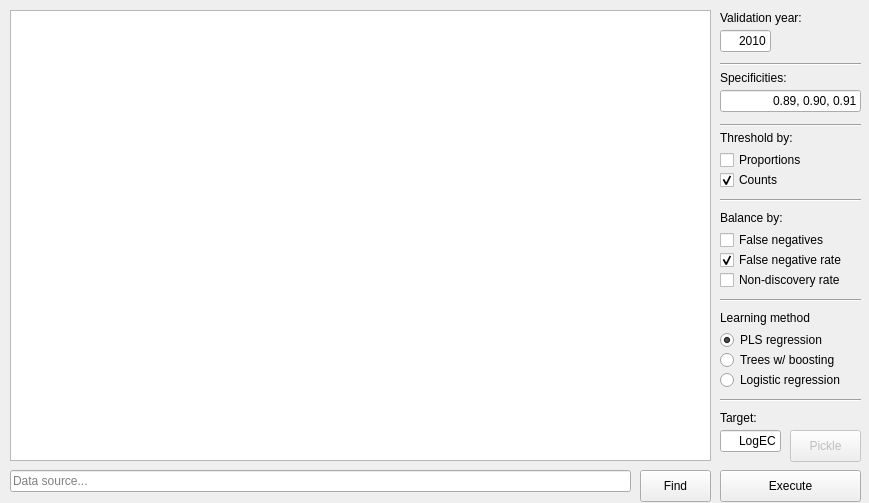
Above: GLRI/code/ModelBuilder/modelbuilder.ui from mnfienen/beach_gui before the change. Below: the same form after it.
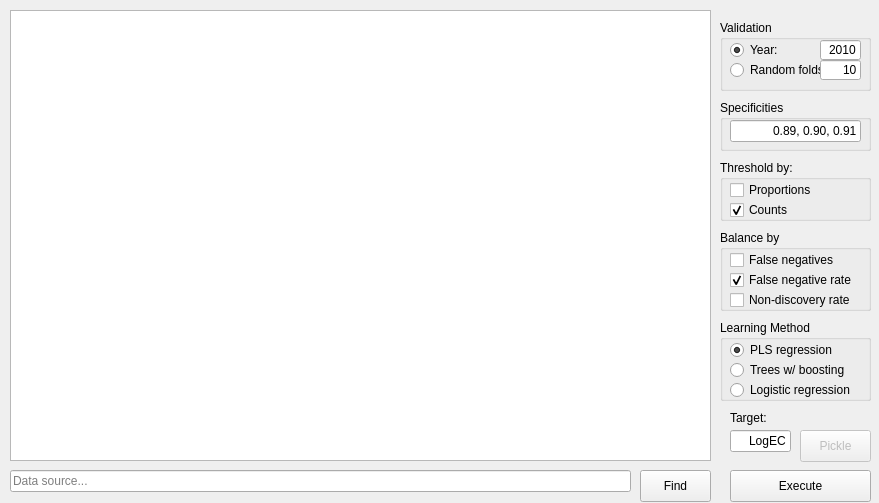
That is the form after the change.

Commit message: Added cross-validation on random folds (instead of validating against a given year).

```diff
--- a/GLRI/code/ModelBuilder/modelbuilder.ui
+++ b/GLRI/code/ModelBuilder/modelbuilder.ui
@@ -6,7 +6,7 @@
    <rect>
     <x>0</x>
     <y>0</y>
-    <width>869</width>
+    <width>879</width>
     <height>503</height>
    </rect>
   </property>
@@ -16,7 +16,7 @@
   <widget class="QPushButton" name="pushButton_Execute">
    <property name="geometry">
     <rect>
-     <x>720</x>
+     <x>730</x>
      <y>470</y>
      <width>141</width>
      <height>32</height>
@@ -29,54 +29,6 @@
     <bool>false</bool>
    </property>
   </widget>
-  <widget class="QRadioButton" name="radioButton_Logistic">
-   <property name="geometry">
-    <rect>
-     <x>720</x>
-     <y>370</y>
-     <width>141</width>
-     <height>20</height>
-    </rect>
-   </property>
-   <property name="text">
-    <string>Logistic regression</string>
-   </property>
-   <property name="checked">
-    <bool>false</bool>
-   </property>
-  </widget>
-  <widget class="QRadioButton" name="radioButton_Boost">
-   <property name="geometry">
-    <rect>
-     <x>720</x>
-     <y>350</y>
-     <width>141</width>
-     <height>20</height>
-    </rect>
-   </property>
-   <property name="text">
-    <string>Trees w/ boosting</string>
-   </property>
-   <property name="checked">
-    <bool>false</bool>
-   </property>
-  </widget>
-  <widget class="QRadioButton" name="radioButton_PLS">
-   <property name="geometry">
-    <rect>
-     <x>720</x>
-     <y>330</y>
-     <width>131</width>
-     <height>20</height>
-    </rect>
-   </property>
-   <property name="text">
-    <string>PLS regression</string>
-   </property>
-   <property name="checked">
-    <bool>true</bool>
-   </property>
-  </widget>
   <widget class="QLineEdit" name="lineEdit_path">
    <property name="geometry">
     <rect>
@@ -103,252 +55,10 @@
     </rect>
    </property>
   </widget>
-  <widget class="QCheckBox" name="checkBox_tCounts">
-   <property name="geometry">
-    <rect>
-     <x>720</x>
-     <y>170</y>
-     <width>87</width>
-     <height>20</height>
-    </rect>
-   </property>
-   <property name="text">
-    <string>Counts</string>
-   </property>
-   <property name="checked">
-    <bool>true</bool>
-   </property>
-  </widget>
-  <widget class="QCheckBox" name="checkBox_tProps">
-   <property name="geometry">
-    <rect>
-     <x>720</x>
-     <y>150</y>
-     <width>101</width>
-     <height>20</height>
-    </rect>
-   </property>
-   <property name="text">
-    <string>Proportions</string>
-   </property>
-  </widget>
-  <widget class="QLabel" name="label">
-   <property name="geometry">
-    <rect>
-     <x>720</x>
-     <y>130</y>
-     <width>91</width>
-     <height>16</height>
-    </rect>
-   </property>
-   <property name="text">
-    <string>Threshold by:</string>
-   </property>
-  </widget>
-  <widget class="QCheckBox" name="checkBox_bFalseNegRate">
-   <property name="geometry">
-    <rect>
-     <x>720</x>
-     <y>250</y>
-     <width>141</width>
-     <height>20</height>
-    </rect>
-   </property>
-   <property name="text">
-    <string>False negative rate</string>
-   </property>
-   <property name="checked">
-    <bool>true</bool>
-   </property>
-  </widget>
-  <widget class="QCheckBox" name="checkBox_bFalseNeg">
-   <property name="geometry">
-    <rect>
-     <x>720</x>
-     <y>230</y>
-     <width>121</width>
-     <height>20</height>
-    </rect>
-   </property>
-   <property name="text">
-    <string>False negatives</string>
-   </property>
-  </widget>
-  <widget class="QLabel" name="label_2">
-   <property name="geometry">
-    <rect>
-     <x>720</x>
-     <y>210</y>
-     <width>91</width>
-     <height>16</height>
-    </rect>
-   </property>
-   <property name="text">
-    <string>Balance by:</string>
-   </property>
-  </widget>
-  <widget class="QCheckBox" name="checkBox_bNDR">
-   <property name="geometry">
-    <rect>
-     <x>720</x>
-     <y>270</y>
-     <width>151</width>
-     <height>20</height>
-    </rect>
-   </property>
-   <property name="text">
-    <string>Non-discovery rate</string>
-   </property>
-  </widget>
-  <widget class="QLabel" name="label_3">
-   <property name="geometry">
-    <rect>
-     <x>720</x>
-     <y>310</y>
-     <width>121</width>
-     <height>16</height>
-    </rect>
-   </property>
-   <property name="text">
-    <string>Learning method</string>
-   </property>
-  </widget>
-  <widget class="QLabel" name="label_4">
-   <property name="geometry">
-    <rect>
-     <x>720</x>
-     <y>10</y>
-     <width>101</width>
-     <height>16</height>
-    </rect>
-   </property>
-   <property name="text">
-    <string>Validation year:</string>
-   </property>
-  </widget>
-  <widget class="QLineEdit" name="lineEdit_year">
-   <property name="enabled">
-    <bool>true</bool>
-   </property>
-   <property name="geometry">
-    <rect>
-     <x>720</x>
-     <y>30</y>
-     <width>51</width>
-     <height>22</height>
-    </rect>
-   </property>
-   <property name="text">
-    <string>2010</string>
-   </property>
-   <property name="alignment">
-    <set>Qt::AlignRight|Qt::AlignTrailing|Qt::AlignVCenter</set>
-   </property>
-   <property name="placeholderText">
-    <string>year...</string>
-   </property>
-  </widget>
-  <widget class="QLabel" name="label_5">
-   <property name="geometry">
-    <rect>
-     <x>720</x>
-     <y>70</y>
-     <width>101</width>
-     <height>16</height>
-    </rect>
-   </property>
-   <property name="text">
-    <string>Specificities:</string>
-   </property>
-  </widget>
-  <widget class="QLineEdit" name="lineEdit_specificities">
-   <property name="geometry">
-    <rect>
-     <x>720</x>
-     <y>90</y>
-     <width>141</width>
-     <height>22</height>
-    </rect>
-   </property>
-   <property name="text">
-    <string>0.89, 0.90, 0.91</string>
-   </property>
-   <property name="alignment">
-    <set>Qt::AlignRight|Qt::AlignTrailing|Qt::AlignVCenter</set>
-   </property>
-   <property name="placeholderText">
-    <string>&lt;value&gt;, &lt;value&gt;, &lt;value&gt;</string>
-   </property>
-  </widget>
-  <widget class="Line" name="line">
-   <property name="geometry">
-    <rect>
-     <x>720</x>
-     <y>49</y>
-     <width>141</width>
-     <height>31</height>
-    </rect>
-   </property>
-   <property name="orientation">
-    <enum>Qt::Horizontal</enum>
-   </property>
-  </widget>
-  <widget class="Line" name="line_2">
-   <property name="geometry">
-    <rect>
-     <x>720</x>
-     <y>110</y>
-     <width>141</width>
-     <height>31</height>
-    </rect>
-   </property>
-   <property name="orientation">
-    <enum>Qt::Horizontal</enum>
-   </property>
-  </widget>
-  <widget class="Line" name="line_3">
-   <property name="geometry">
-    <rect>
-     <x>720</x>
-     <y>190</y>
-     <width>141</width>
-     <height>21</height>
-    </rect>
-   </property>
-   <property name="orientation">
-    <enum>Qt::Horizontal</enum>
-   </property>
-  </widget>
-  <widget class="Line" name="line_4">
-   <property name="geometry">
-    <rect>
-     <x>720</x>
-     <y>290</y>
-     <width>141</width>
-     <height>21</height>
-    </rect>
-   </property>
-   <property name="orientation">
-    <enum>Qt::Horizontal</enum>
-   </property>
-  </widget>
-  <widget class="Line" name="line_5">
-   <property name="geometry">
-    <rect>
-     <x>720</x>
-     <y>390</y>
-     <width>141</width>
-     <height>21</height>
-    </rect>
-   </property>
-   <property name="orientation">
-    <enum>Qt::Horizontal</enum>
-   </property>
-  </widget>
   <widget class="QLineEdit" name="lineEdit_target">
    <property name="geometry">
     <rect>
-     <x>720</x>
+     <x>730</x>
      <y>430</y>
      <width>61</width>
      <height>22</height>
@@ -367,7 +77,7 @@
   <widget class="QLabel" name="label_6">
    <property name="geometry">
     <rect>
-     <x>720</x>
+     <x>730</x>
      <y>410</y>
      <width>101</width>
      <height>16</height>
@@ -383,7 +93,7 @@
    </property>
    <property name="geometry">
     <rect>
-     <x>790</x>
+     <x>800</x>
      <y>430</y>
      <width>71</width>
      <height>32</height>
@@ -415,6 +125,300 @@
     <bool>false</bool>
    </property>
   </widget>
+  <widget class="QGroupBox" name="groupBox">
+   <property name="geometry">
+    <rect>
+     <x>720</x>
+     <y>20</y>
+     <width>151</width>
+     <height>71</height>
+    </rect>
+   </property>
+   <property name="title">
+    <string>Validation</string>
+   </property>
+   <widget class="QRadioButton" name="radioButton_validation_CV">
+    <property name="geometry">
+     <rect>
+      <x>10</x>
+      <y>40</y>
+      <width>91</width>
+      <height>20</height>
+     </rect>
+    </property>
+    <property name="text">
+     <string>Random folds:</string>
+    </property>
+    <property name="checked">
+     <bool>false</bool>
+    </property>
+    <property name="autoExclusive">
+     <bool>true</bool>
+    </property>
+   </widget>
+   <widget class="QRadioButton" name="radioButton_validation_year">
+    <property name="geometry">
+     <rect>
+      <x>10</x>
+      <y>20</y>
+      <width>91</width>
+      <height>20</height>
+     </rect>
+    </property>
+    <property name="text">
+     <string>Year:</string>
+    </property>
+    <property name="checked">
+     <bool>true</bool>
+    </property>
+    <property name="autoExclusive">
+     <bool>true</bool>
+    </property>
+   </widget>
+   <widget class="QLineEdit" name="lineEdit_year">
+    <property name="enabled">
+     <bool>true</bool>
+    </property>
+    <property name="geometry">
+     <rect>
+      <x>100</x>
+      <y>20</y>
+      <width>41</width>
+      <height>20</height>
+     </rect>
+    </property>
+    <property name="text">
+     <string>2010</string>
+    </property>
+    <property name="alignment">
+     <set>Qt::AlignRight|Qt::AlignTrailing|Qt::AlignVCenter</set>
+    </property>
+    <property name="placeholderText">
+     <string>year...</string>
+    </property>
+   </widget>
+   <widget class="QLineEdit" name="lineEdit_CV_folds">
+    <property name="enabled">
+     <bool>true</bool>
+    </property>
+    <property name="geometry">
+     <rect>
+      <x>100</x>
+      <y>40</y>
+      <width>41</width>
+      <height>20</height>
+     </rect>
+    </property>
+    <property name="text">
+     <string>10</string>
+    </property>
+    <property name="alignment">
+     <set>Qt::AlignRight|Qt::AlignTrailing|Qt::AlignVCenter</set>
+    </property>
+    <property name="placeholderText">
+     <string>year...</string>
+    </property>
+   </widget>
+  </widget>
+  <widget class="QGroupBox" name="groupBox_2">
+   <property name="geometry">
+    <rect>
+     <x>720</x>
+     <y>320</y>
+     <width>151</width>
+     <height>81</height>
+    </rect>
+   </property>
+   <property name="title">
+    <string>Learning Method</string>
+   </property>
+   <widget class="QRadioButton" name="radioButton_PLS">
+    <property name="geometry">
+     <rect>
+      <x>10</x>
+      <y>20</y>
+      <width>131</width>
+      <height>20</height>
+     </rect>
+    </property>
+    <property name="text">
+     <string>PLS regression</string>
+    </property>
+    <property name="checked">
+     <bool>true</bool>
+    </property>
+    <property name="autoExclusive">
+     <bool>true</bool>
+    </property>
+   </widget>
+   <widget class="QRadioButton" name="radioButton_Boost">
+    <property name="geometry">
+     <rect>
+      <x>10</x>
+      <y>40</y>
+      <width>141</width>
+      <height>20</height>
+     </rect>
+    </property>
+    <property name="text">
+     <string>Trees w/ boosting</string>
+    </property>
+    <property name="checked">
+     <bool>false</bool>
+    </property>
+    <property name="autoExclusive">
+     <bool>true</bool>
+    </property>
+   </widget>
+   <widget class="QRadioButton" name="radioButton_Logistic">
+    <property name="geometry">
+     <rect>
+      <x>10</x>
+      <y>60</y>
+      <width>141</width>
+      <height>20</height>
+     </rect>
+    </property>
+    <property name="text">
+     <string>Logistic regression</string>
+    </property>
+    <property name="checked">
+     <bool>false</bool>
+    </property>
+    <property name="autoExclusive">
+     <bool>true</bool>
+    </property>
+   </widget>
+  </widget>
+  <widget class="QGroupBox" name="groupBox_3">
+   <property name="geometry">
+    <rect>
+     <x>720</x>
+     <y>230</y>
+     <width>151</width>
+     <height>81</height>
+    </rect>
+   </property>
+   <property name="title">
+    <string>Balance by</string>
+   </property>
+   <widget class="QCheckBox" name="checkBox_bFalseNeg">
+    <property name="geometry">
+     <rect>
+      <x>10</x>
+      <y>20</y>
+      <width>121</width>
+      <height>20</height>
+     </rect>
+    </property>
+    <property name="text">
+     <string>False negatives</string>
+    </property>
+   </widget>
+   <widget class="QCheckBox" name="checkBox_bFalseNegRate">
+    <property name="geometry">
+     <rect>
+      <x>10</x>
+      <y>40</y>
+      <width>141</width>
+      <height>20</height>
+     </rect>
+    </property>
+    <property name="text">
+     <string>False negative rate</string>
+    </property>
+    <property name="checked">
+     <bool>true</bool>
+    </property>
+   </widget>
+   <widget class="QCheckBox" name="checkBox_bNDR">
+    <property name="geometry">
+     <rect>
+      <x>10</x>
+      <y>60</y>
+      <width>151</width>
+      <height>20</height>
+     </rect>
+    </property>
+    <property name="text">
+     <string>Non-discovery rate</string>
+    </property>
+   </widget>
+  </widget>
+  <widget class="QGroupBox" name="groupBox_4">
+   <property name="geometry">
+    <rect>
+     <x>720</x>
+     <y>160</y>
+     <width>151</width>
+     <height>61</height>
+    </rect>
+   </property>
+   <property name="title">
+    <string>Threshold by:</string>
+   </property>
+   <widget class="QCheckBox" name="checkBox_tProps">
+    <property name="geometry">
+     <rect>
+      <x>10</x>
+      <y>20</y>
+      <width>101</width>
+      <height>20</height>
+     </rect>
+    </property>
+    <property name="text">
+     <string>Proportions</string>
+    </property>
+   </widget>
+   <widget class="QCheckBox" name="checkBox_tCounts">
+    <property name="geometry">
+     <rect>
+      <x>10</x>
+      <y>40</y>
+      <width>87</width>
+      <height>20</height>
+     </rect>
+    </property>
+    <property name="text">
+     <string>Counts</string>
+    </property>
+    <property name="checked">
+     <bool>true</bool>
+    </property>
+   </widget>
+  </widget>
+  <widget class="QGroupBox" name="groupBox_5">
+   <property name="geometry">
+    <rect>
+     <x>720</x>
+     <y>100</y>
+     <width>151</width>
+     <height>51</height>
+    </rect>
+   </property>
+   <property name="title">
+    <string>Specificities</string>
+   </property>
+   <widget class="QLineEdit" name="lineEdit_specificities">
+    <property name="geometry">
+     <rect>
+      <x>10</x>
+      <y>20</y>
+      <width>131</width>
+      <height>22</height>
+     </rect>
+    </property>
+    <property name="text">
+     <string>0.89, 0.90, 0.91</string>
+    </property>
+    <property name="alignment">
+     <set>Qt::AlignRight|Qt::AlignTrailing|Qt::AlignVCenter</set>
+    </property>
+    <property name="placeholderText">
+     <string>&lt;value&gt;, &lt;value&gt;, &lt;value&gt;</string>
+    </property>
+   </widget>
+  </widget>
  </widget>
  <layoutdefault spacing="6" margin="11"/>
  <resources/>
```
The commit also changes 9 other files.
